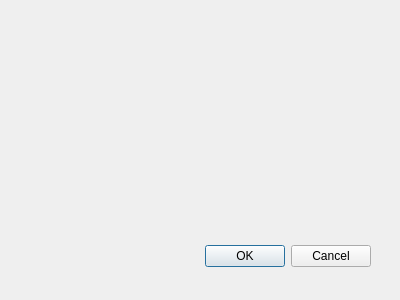
This is bd_location_generator_dialog_base.ui in bdmappers/beaver-dam-location-generator as Qt 5 draws it before an edit. The edited form follows.
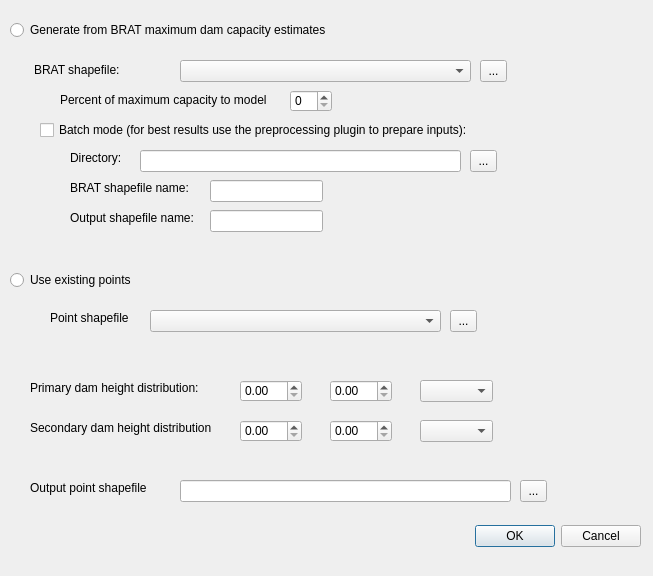
This is the edited form.

Diff of the .ui file:
```diff
--- a/bd_location_generator_dialog_base.ui
+++ b/bd_location_generator_dialog_base.ui
@@ -1,22 +1,22 @@
 <ui version="4.0" >
  <class>LocationGeneratorDialogBase</class>
- <widget class="QDialog" name="LocationGeneratorDialogBase" >
-  <property name="geometry" >
+ <widget class="QDialog" name="LocationGeneratorDialogBase">
+  <property name="geometry">
    <rect>
     <x>0</x>
     <y>0</y>
-    <width>400</width>
-    <height>300</height>
+    <width>653</width>
+    <height>576</height>
    </rect>
   </property>
   <property name="windowTitle" >
    <string>Beaver Dam Location Generator</string>
   </property>
-  <widget class="QDialogButtonBox" name="button_box" >
-   <property name="geometry" >
+  <widget class="QDialogButtonBox" name="button_box">
+   <property name="geometry">
     <rect>
-     <x>30</x>
-     <y>240</y>
+     <x>300</x>
+     <y>520</y>
      <width>341</width>
      <height>32</height>
     </rect>
@@ -28,6 +28,347 @@
     <set>QDialogButtonBox::Cancel|QDialogButtonBox::Ok</set>
    </property>
   </widget>
+  <widget class="QRadioButton" name="rb_brat">
+   <property name="geometry">
+    <rect>
+     <x>10</x>
+     <y>20</y>
+     <width>351</width>
+     <height>20</height>
+    </rect>
+   </property>
+   <property name="text">
+    <string>Generate from BRAT maximum dam capacity estimates</string>
+   </property>
+  </widget>
+  <widget class="QRadioButton" name="rb_points">
+   <property name="geometry">
+    <rect>
+     <x>10</x>
+     <y>270</y>
+     <width>151</width>
+     <height>20</height>
+    </rect>
+   </property>
+   <property name="text">
+    <string>Use existing points</string>
+   </property>
+  </widget>
+  <widget class="QComboBox" name="cb_brat">
+   <property name="geometry">
+    <rect>
+     <x>180</x>
+     <y>60</y>
+     <width>291</width>
+     <height>22</height>
+    </rect>
+   </property>
+  </widget>
+  <widget class="QComboBox" name="cb_points">
+   <property name="geometry">
+    <rect>
+     <x>150</x>
+     <y>310</y>
+     <width>291</width>
+     <height>22</height>
+    </rect>
+   </property>
+  </widget>
+  <widget class="QSpinBox" name="sb_brat">
+   <property name="geometry">
+    <rect>
+     <x>290</x>
+     <y>90</y>
+     <width>42</width>
+     <height>22</height>
+    </rect>
+   </property>
+   <property name="maximum">
+    <number>100</number>
+   </property>
+  </widget>
+  <widget class="QToolButton" name="toolButton">
+   <property name="geometry">
+    <rect>
+     <x>480</x>
+     <y>60</y>
+     <width>27</width>
+     <height>22</height>
+    </rect>
+   </property>
+   <property name="text">
+    <string>...</string>
+   </property>
+  </widget>
+  <widget class="QToolButton" name="toolButton_2">
+   <property name="geometry">
+    <rect>
+     <x>450</x>
+     <y>310</y>
+     <width>27</width>
+     <height>22</height>
+    </rect>
+   </property>
+   <property name="text">
+    <string>...</string>
+   </property>
+  </widget>
+  <widget class="QLabel" name="label">
+   <property name="geometry">
+    <rect>
+     <x>34</x>
+     <y>60</y>
+     <width>101</width>
+     <height>20</height>
+    </rect>
+   </property>
+   <property name="text">
+    <string>BRAT shapefile:</string>
+   </property>
+  </widget>
+  <widget class="QLabel" name="label_2">
+   <property name="geometry">
+    <rect>
+     <x>50</x>
+     <y>310</y>
+     <width>91</width>
+     <height>16</height>
+    </rect>
+   </property>
+   <property name="text">
+    <string>Point shapefile</string>
+   </property>
+  </widget>
+  <widget class="QLabel" name="label_3">
+   <property name="geometry">
+    <rect>
+     <x>60</x>
+     <y>90</y>
+     <width>231</width>
+     <height>20</height>
+    </rect>
+   </property>
+   <property name="text">
+    <string>Percent of maximum capacity to model</string>
+   </property>
+  </widget>
+  <widget class="QDoubleSpinBox" name="doubleSpinBox">
+   <property name="geometry">
+    <rect>
+     <x>240</x>
+     <y>380</y>
+     <width>62</width>
+     <height>22</height>
+    </rect>
+   </property>
+  </widget>
+  <widget class="QDoubleSpinBox" name="doubleSpinBox_2">
+   <property name="geometry">
+    <rect>
+     <x>330</x>
+     <y>380</y>
+     <width>62</width>
+     <height>22</height>
+    </rect>
+   </property>
+  </widget>
+  <widget class="QComboBox" name="comboBox">
+   <property name="geometry">
+    <rect>
+     <x>420</x>
+     <y>380</y>
+     <width>73</width>
+     <height>22</height>
+    </rect>
+   </property>
+  </widget>
+  <widget class="QDoubleSpinBox" name="doubleSpinBox_3">
+   <property name="geometry">
+    <rect>
+     <x>240</x>
+     <y>420</y>
+     <width>62</width>
+     <height>22</height>
+    </rect>
+   </property>
+  </widget>
+  <widget class="QComboBox" name="comboBox_2">
+   <property name="geometry">
+    <rect>
+     <x>420</x>
+     <y>420</y>
+     <width>73</width>
+     <height>22</height>
+    </rect>
+   </property>
+  </widget>
+  <widget class="QDoubleSpinBox" name="doubleSpinBox_4">
+   <property name="geometry">
+    <rect>
+     <x>330</x>
+     <y>420</y>
+     <width>62</width>
+     <height>22</height>
+    </rect>
+   </property>
+  </widget>
+  <widget class="QLabel" name="label_4">
+   <property name="geometry">
+    <rect>
+     <x>30</x>
+     <y>380</y>
+     <width>191</width>
+     <height>16</height>
+    </rect>
+   </property>
+   <property name="text">
+    <string>Primary dam height distribution:</string>
+   </property>
+  </widget>
+  <widget class="QLabel" name="label_5">
+   <property name="geometry">
+    <rect>
+     <x>30</x>
+     <y>420</y>
+     <width>201</width>
+     <height>16</height>
+    </rect>
+   </property>
+   <property name="text">
+    <string>Secondary dam height distribution</string>
+   </property>
+  </widget>
+  <widget class="QLabel" name="label_6">
+   <property name="geometry">
+    <rect>
+     <x>30</x>
+     <y>480</y>
+     <width>131</width>
+     <height>16</height>
+    </rect>
+   </property>
+   <property name="text">
+    <string>Output point shapefile</string>
+   </property>
+  </widget>
+  <widget class="QLineEdit" name="lineEdit">
+   <property name="geometry">
+    <rect>
+     <x>180</x>
+     <y>480</y>
+     <width>331</width>
+     <height>22</height>
+    </rect>
+   </property>
+  </widget>
+  <widget class="QToolButton" name="toolButton_3">
+   <property name="geometry">
+    <rect>
+     <x>520</x>
+     <y>480</y>
+     <width>27</width>
+     <height>22</height>
+    </rect>
+   </property>
+   <property name="text">
+    <string>...</string>
+   </property>
+  </widget>
+  <widget class="QCheckBox" name="checkBox">
+   <property name="geometry">
+    <rect>
+     <x>40</x>
+     <y>120</y>
+     <width>481</width>
+     <height>20</height>
+    </rect>
+   </property>
+   <property name="text">
+    <string>Batch mode (for best results use the preprocessing plugin to prepare inputs):</string>
+   </property>
+  </widget>
+  <widget class="QLabel" name="label_7">
+   <property name="geometry">
+    <rect>
+     <x>70</x>
+     <y>150</y>
+     <width>61</width>
+     <height>16</height>
+    </rect>
+   </property>
+   <property name="text">
+    <string>Directory:</string>
+   </property>
+  </widget>
+  <widget class="QLabel" name="label_8">
+   <property name="geometry">
+    <rect>
+     <x>70</x>
+     <y>180</y>
+     <width>141</width>
+     <height>16</height>
+    </rect>
+   </property>
+   <property name="text">
+    <string>BRAT shapefile name:</string>
+   </property>
+  </widget>
+  <widget class="QLabel" name="label_9">
+   <property name="geometry">
+    <rect>
+     <x>70</x>
+     <y>210</y>
+     <width>151</width>
+     <height>16</height>
+    </rect>
+   </property>
+   <property name="text">
+    <string>Output shapefile name:</string>
+   </property>
+  </widget>
+  <widget class="QToolButton" name="toolButton_4">
+   <property name="geometry">
+    <rect>
+     <x>470</x>
+     <y>150</y>
+     <width>27</width>
+     <height>22</height>
+    </rect>
+   </property>
+   <property name="text">
+    <string>...</string>
+   </property>
+  </widget>
+  <widget class="QLineEdit" name="lineEdit_2">
+   <property name="geometry">
+    <rect>
+     <x>140</x>
+     <y>150</y>
+     <width>321</width>
+     <height>22</height>
+    </rect>
+   </property>
+  </widget>
+  <widget class="QLineEdit" name="lineEdit_3">
+   <property name="geometry">
+    <rect>
+     <x>210</x>
+     <y>180</y>
+     <width>113</width>
+     <height>22</height>
+    </rect>
+   </property>
+  </widget>
+  <widget class="QLineEdit" name="lineEdit_4">
+   <property name="geometry">
+    <rect>
+     <x>210</x>
+     <y>210</y>
+     <width>113</width>
+     <height>22</height>
+    </rect>
+   </property>
+  </widget>
  </widget>
  <resources/>
  <connections>
```
Left out of the diff: 33 changed lines with no effect on the pictures.
